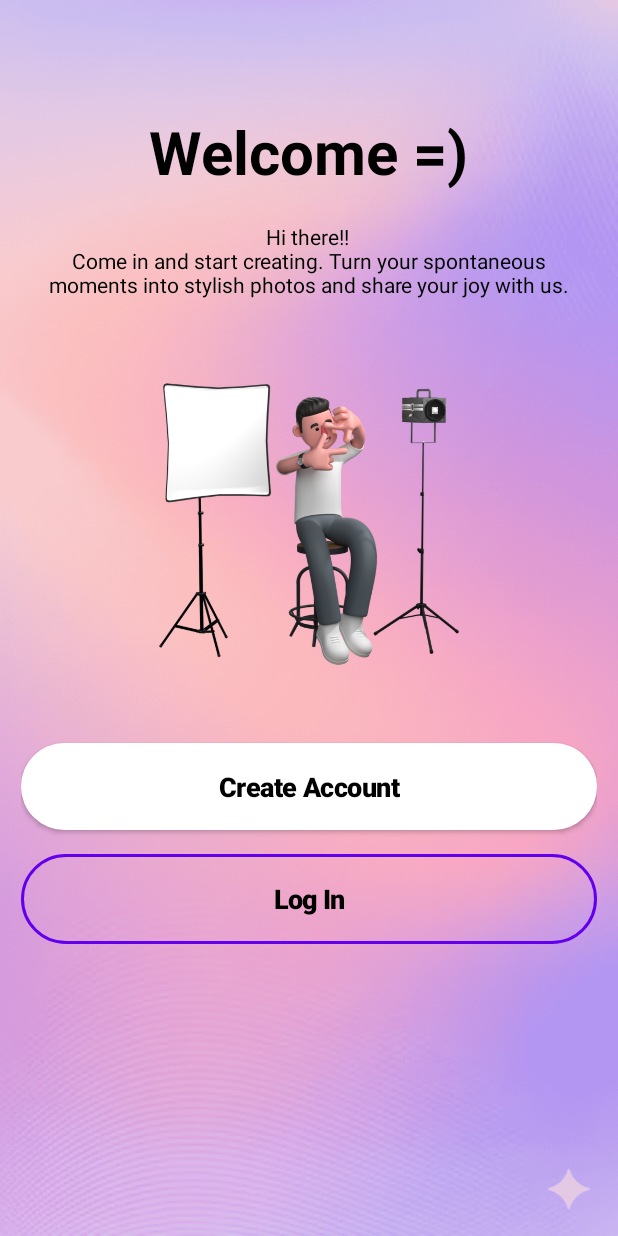
After one commit to Rakhasptro/BelajarAndroidStudio, an Android app: the layout welcome_main.xml on its own in the app's theme, with its tools: preview values and no code run, on a phone screen of 412 x 824 dp. The commit adds this screen. Run offline under Robolectric (Android 15) with nearby library versions, the phone set to English and light mode, and no system bars.

Commit message:
page welcome

```diff
--- /dev/null
+++ b/app/src/main/res/drawable/button_border.xml
@@ -0,0 +1,9 @@
+<?xml version="1.0" encoding="utf-8"?>
+<shape xmlns:android="http://schemas.android.com/apk/res/android"
+    android:shape="rectangle">
+    <corners android:radius="50dp"/>
+    <stroke
+        android:width="2dp"
+        android:color="@color/white" />
+    <solid android:color="@android:color/transparent" />
+</shape>
--- /dev/null
+++ b/app/src/main/res/drawable/gradient_background.xml
@@ -0,0 +1,9 @@
+<?xml version="1.0" encoding="utf-8"?>
+<shape xmlns:android="http://schemas.android.com/apk/res/android"
+    android:shape="rectangle">
+    <gradient
+        android:angle="270"
+        android:startColor="#8a2be2"
+        android:endColor="#ff69b4"
+        android:type="linear" />
+</shape>
--- a/app/src/main/res/layout/activity_main.xml
+++ b/app/src/main/res/layout/activity_main.xml
@@ -6,6 +6,7 @@
     android:layout_width="match_parent"
     android:layout_height="match_parent"
     android:padding="14dp"
+    android:background="@drawable/background"
     tools:context=".MainActivity">
 
     <ImageView
--- /dev/null
+++ b/app/src/main/res/layout/welcome_main.xml
@@ -0,0 +1,76 @@
+<?xml version="1.0" encoding="utf-8"?>
+<androidx.constraintlayout.widget.ConstraintLayout xmlns:android="http://schemas.android.com/apk/res/android"
+    xmlns:app="http://schemas.android.com/apk/res-auto"
+    xmlns:tools="http://schemas.android.com/tools"
+    android:id="@+id/main"
+    android:layout_width="match_parent"
+    android:layout_height="match_parent"
+    android:padding="14dp"
+    android:background="@drawable/background"
+    tools:context=".MainActivity">
+
+    <TextView
+        android:id="@+id/txt_title"
+        android:layout_width="wrap_content"
+        android:layout_height="wrap_content"
+        app:layout_constraintStart_toStartOf="parent"
+        app:layout_constraintEnd_toEndOf="parent"
+        app:layout_constraintTop_toTopOf="parent"
+        android:layout_marginTop="60dp"
+        android:text="@string/welcome"
+        android:textSize="40sp"
+        android:textStyle="bold"
+        android:textColor="@color/black"/>
+    <TextView
+        android:id="@+id/txt_subTitle"
+        android:layout_width="wrap_content"
+        android:layout_height="wrap_content"
+        app:layout_constraintStart_toStartOf="parent"
+        app:layout_constraintEnd_toEndOf="parent"
+        android:layout_marginTop="10dp"
+        android:textColor="@color/black"
+        android:padding="10dp"
+        android:gravity="center"
+        app:layout_constraintTop_toBottomOf="@id/txt_title"
+        android:text="@string/subTitle" />
+
+    <ImageView
+        android:id="@+id/img_welcome"
+        android:layout_width="200dp"
+        android:layout_height="200dp"
+        android:layout_marginTop="40dp"
+        app:layout_constraintTop_toBottomOf="@id/txt_subTitle"
+        app:layout_constraintStart_toStartOf="parent"
+        app:layout_constraintEnd_toEndOf="parent"
+        android:src="@drawable/element1"/>
+
+    <com.google.android.material.button.MaterialButton
+        android:id="@+id/btn_crateAccount"
+        android:layout_width="match_parent"
+        android:layout_height="70dp"
+        android:layout_marginTop="40dp"
+        app:layout_constraintTop_toBottomOf="@id/img_welcome"
+        app:backgroundTint="@color/white"
+        android:textColor="@color/black"
+        android:letterSpacing="-0.02"
+        android:textStyle="bold"
+        android:textAllCaps="false"
+        android:textSize="18sp"
+        android:text="@string/createAccount"
+        app:cornerRadius="50dp"/>
+
+    <Button
+        android:id="@+id/btn_login"
+        android:layout_width="match_parent"
+        android:layout_height="60dp"
+        android:layout_marginTop="10dp"
+        app:layout_constraintTop_toBottomOf="@id/btn_crateAccount"
+        android:background="@drawable/button_border"
+        android:textColor="@color/black"
+        android:letterSpacing="-0.04"
+        android:textStyle="bold"
+        android:textSize="18sp"
+        android:textAllCaps="false"
+        android:text="@string/Login"/>
+
+</androidx.constraintlayout.widget.ConstraintLayout>
--- a/app/src/main/res/values/colors.xml
+++ b/app/src/main/res/values/colors.xml
@@ -9,4 +9,5 @@
     <color name="white">#FFFFFFFF</color>
     <color name="pink">#ff1493</color>
     <color name="pink_mawar">#ff007f</color>
+    <color name="transparent">#00FFFFFF</color>
 </resources>
--- a/app/src/main/res/values/strings.xml
+++ b/app/src/main/res/values/strings.xml
@@ -2,7 +2,10 @@
     <string name="app_name">My App</string>
     <string name="lable_name">Boothtify</string>
     <string name="Button_text">Hitung</string>
-    <string name="Login">Login</string>
+    <string name="createAccount">Create Account</string>
+    <string name="Login">Log In</string>
     <string name="Username">Username</string>
     <string name="Password">Password</string>
+    <string name="welcome">Welcome =)</string>
+    <string name="subTitle">Hi there!! \nCome in and start creating. Turn your spontaneous moments into stylish photos and share your joy with us.</string>
 </resources>
```
Also changed, not shown: app/src/main/res/drawable/background.png (added), app/src/main/res/drawable/element1.webp (added).
